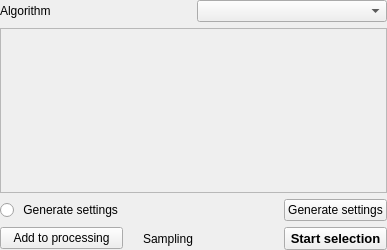
The window that iVS3D/src/iVS3D-core/view/samplingwidget.ui (iVS3D/iVS3D) describes before a commit, drawn with Qt 5.
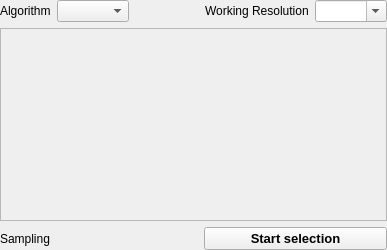
The same window after the commit.

Commit message: Moved ROI and Working Resolution on GUI. Added Export Resolution and format (png and jpeg) with validation.

The edit to the form file:
```diff
--- a/iVS3D/src/iVS3D-core/view/samplingwidget.ui
+++ b/iVS3D/src/iVS3D-core/view/samplingwidget.ui
@@ -54,6 +54,42 @@
        </property>
       </widget>
      </item>
+     <item>
+      <spacer name="horizontalSpacer_2">
+       <property name="orientation">
+        <enum>Qt::Horizontal</enum>
+       </property>
+       <property name="sizeHint" stdset="0">
+        <size>
+         <width>40</width>
+         <height>20</height>
+        </size>
+       </property>
+      </spacer>
+     </item>
+     <item>
+      <widget class="QLabel" name="label_2">
+       <property name="text">
+        <string>Working Resolution</string>
+       </property>
+      </widget>
+     </item>
+     <item>
+      <widget class="QComboBox" name="comboBoxResolution">
+       <property name="sizePolicy">
+        <sizepolicy hsizetype="Expanding" vsizetype="Fixed">
+         <horstretch>0</horstretch>
+         <verstretch>0</verstretch>
+        </sizepolicy>
+       </property>
+       <property name="editable">
+        <bool>true</bool>
+       </property>
+       <property name="sizeAdjustPolicy">
+        <enum>QComboBox::AdjustToContents</enum>
+       </property>
+      </widget>
+     </item>
     </layout>
    </item>
    <item>
@@ -73,7 +109,7 @@
         <x>0</x>
         <y>0</y>
         <width>385</width>
-        <height>151</height>
+        <height>183</height>
        </rect>
       </property>
      </widget>
@@ -87,48 +123,14 @@
      <property name="horizontalSpacing">
       <number>20</number>
      </property>
-     <item row="1" column="2">
-      <widget class="QPushButton" name="pushButton_2">
-       <property name="text">
-        <string>Generate settings</string>
-       </property>
-      </widget>
-     </item>
      <item row="1" column="0">
-      <widget class="QRadioButton" name="radioButton">
-       <property name="text">
-        <string> Generate settings</string>
-       </property>
-      </widget>
-     </item>
-     <item row="2" column="1">
       <widget class="QLabel" name="label_3">
        <property name="text">
         <string>Sampling</string>
        </property>
       </widget>
      </item>
-     <item row="2" column="0">
-      <widget class="QPushButton" name="addAuto">
-       <property name="text">
-        <string>Add to processing</string>
-       </property>
-      </widget>
-     </item>
      <item row="1" column="1">
-      <spacer name="horizontalSpacer">
-       <property name="orientation">
-        <enum>Qt::Horizontal</enum>
-       </property>
-       <property name="sizeHint" stdset="0">
-        <size>
-         <width>40</width>
-         <height>20</height>
-        </size>
-       </property>
-      </spacer>
-     </item>
-     <item row="2" column="2">
       <widget class="QPushButton" name="pushButton">
        <property name="font">
         <font>
```
The commit also changes 32 other files.
